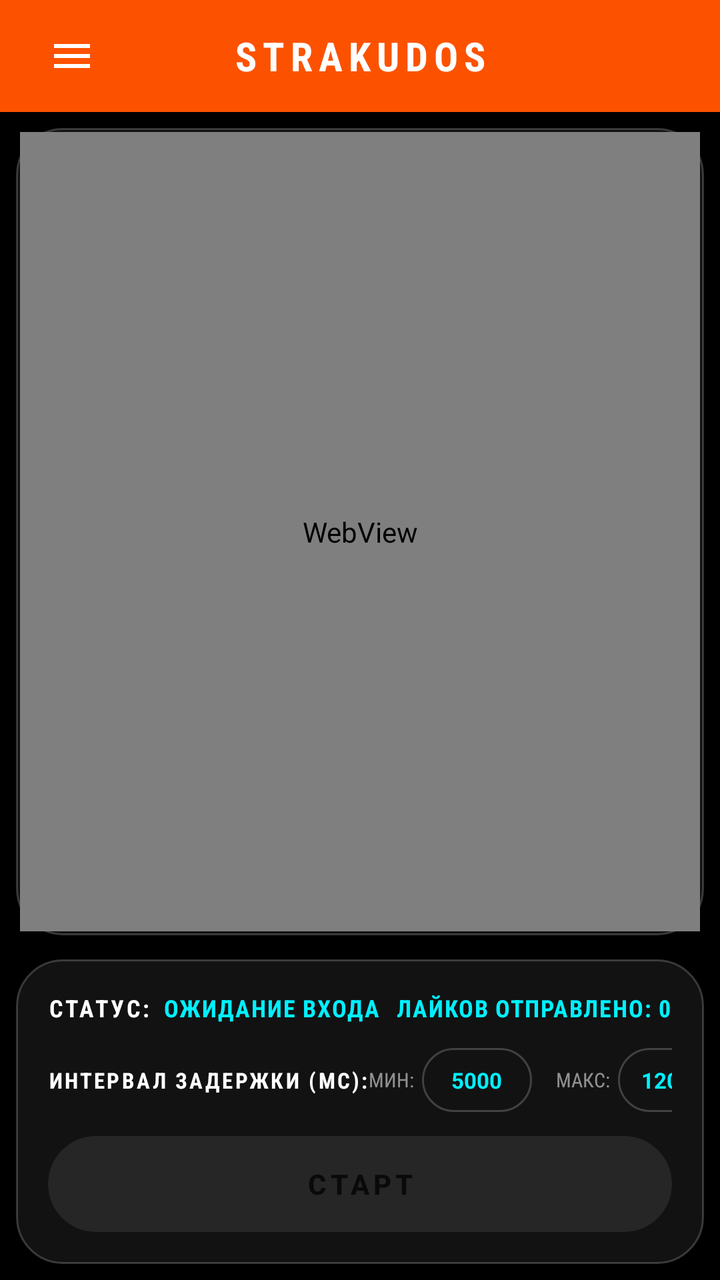
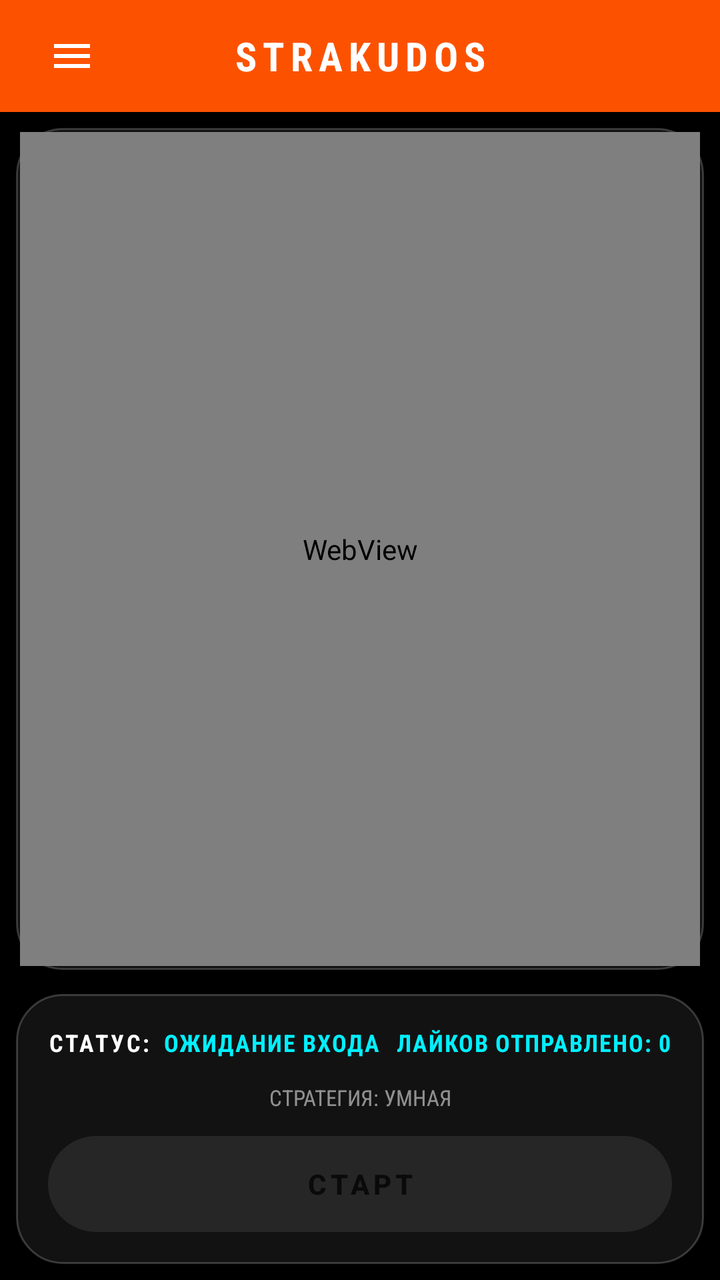

An Android layout rendered at two revisions. The XML below is the earlier revision; the diff shows what the commit changed to produce the second picture.
<!-- AndroidManifest.xml: application theme Theme.StravaKudos -->
<!-- res/layout/activity_main.xml -->
<?xml version="1.0" encoding="utf-8"?>
<androidx.drawerlayout.widget.DrawerLayout
    xmlns:android="http://schemas.android.com/apk/res/android"
    xmlns:app="http://schemas.android.com/apk/res-auto"
    android:id="@+id/drawerLayout"
    android:layout_width="match_parent"
    android:layout_height="match_parent"
    android:background="#000000">

    
    <LinearLayout
        android:layout_width="match_parent"
        android:layout_height="match_parent"
        android:orientation="vertical"
        android:background="#000000">

        
        <LinearLayout
            android:layout_width="match_parent"
            android:layout_height="56dp"
            android:orientation="horizontal"
            android:gravity="center_vertical"
            android:background="#FC5200"
            android:paddingStart="16dp"
            android:paddingEnd="16dp">

            <ImageButton
                android:id="@+id/btnMenu"
                android:layout_width="40dp"
                android:layout_height="40dp"
                android:background="?android:attr/selectableItemBackgroundBorderless"
                android:src="@drawable/ic_menu"
                android:tint="#FFFFFF"
                android:padding="8dp" />

            <TextView
                android:layout_width="0dp"
                android:layout_height="wrap_content"
                android:layout_weight="1"
                android:text="STRAKUDOS"
                android:textColor="#FFFFFF"
                android:textStyle="bold"
                android:textSize="20sp"
                android:gravity="center"
                android:fontFamily="sans-serif-condensed"
                android:letterSpacing="0.15" />

            <View
                android:layout_width="40dp"
                android:layout_height="40dp" />
        </LinearLayout>

        
        <LinearLayout
            android:layout_width="match_parent"
            android:layout_height="0dp"
            android:layout_weight="1"
            android:orientation="vertical"
            android:padding="8dp">

        
        <FrameLayout
            android:layout_width="match_parent"
            android:layout_height="0dp"
            android:layout_weight="1"
            android:background="@drawable/card_glass_bg"
            android:layout_marginBottom="12dp"
            android:padding="2dp">

            <android.webkit.WebView
                android:id="@+id/webView"
                android:layout_width="match_parent"
                android:layout_height="match_parent" />

            <View
                android:id="@+id/touchOverlay"
                android:layout_width="match_parent"
                android:layout_height="match_parent"
                android:background="#2200F0FF"
                android:visibility="gone"
                android:clickable="true"
                android:focusable="true" />
        </FrameLayout>

        
        <LinearLayout
            android:layout_width="match_parent"
            android:layout_height="wrap_content"
            android:background="@drawable/card_glass_bg"
            android:orientation="vertical"
            android:padding="16dp">

            
            <LinearLayout
                android:layout_width="match_parent"
                android:layout_height="wrap_content"
                android:orientation="horizontal"
                android:gravity="center_vertical"
                android:layout_marginBottom="12dp">

                <TextView
                    android:layout_width="wrap_content"
                    android:layout_height="wrap_content"
                    android:text="СТАТУС:"
                    android:textColor="#FFFFFF"
                    android:textStyle="bold"
                    android:fontFamily="sans-serif-condensed"
                    android:textSize="12sp"
                    android:letterSpacing="0.1" />

                <TextView
                    android:id="@+id/tvStatus"
                    android:layout_width="0dp"
                    android:layout_height="wrap_content"
                    android:layout_weight="1"
                    android:layout_marginStart="6dp"
                    android:text="ОЖИДАНИЕ ВХОДА"
                    android:textColor="#00F0FF"
                    android:textStyle="bold"
                    android:fontFamily="sans-serif-condensed"
                    android:textSize="12sp"
                    android:letterSpacing="0.05" />

                <TextView
                    android:id="@+id/tvStats"
                    android:layout_width="wrap_content"
                    android:layout_height="wrap_content"
                    android:text="ЛАЙКОВ ОТПРАВЛЕНО: 0"
                    android:textColor="#00F0FF"
                    android:textStyle="bold"
                    android:fontFamily="sans-serif-condensed"
                    android:textSize="12sp"
                    android:letterSpacing="0.05" />
            </LinearLayout>

            
            <LinearLayout
                android:layout_width="match_parent"
                android:layout_height="wrap_content"
                android:orientation="horizontal"
                android:gravity="center_vertical"
                android:layout_marginBottom="12dp">

                <TextView
                    android:layout_width="wrap_content"
                    android:layout_height="wrap_content"
                    android:text="ИНТЕРВАЛ ЗАДЕРЖКИ (МС):"
                    android:textColor="#FFFFFF"
                    android:textStyle="bold"
                    android:fontFamily="sans-serif-condensed"
                    android:textSize="11sp"
                    android:letterSpacing="0.1" />

                <View
                    android:layout_width="0dp"
                    android:layout_height="0dp"
                    android:layout_weight="1" />

                <TextView
                    android:layout_width="wrap_content"
                    android:layout_height="wrap_content"
                    android:text="МИН:"
                    android:textColor="#88FFFFFF"
                    android:fontFamily="sans-serif-condensed"
                    android:textSize="10sp"
                    android:layout_marginEnd="4dp" />

                <EditText
                    android:id="@+id/etMinDelay"
                    android:layout_width="55dp"
                    android:layout_height="32dp"
                    android:background="@drawable/card_glass_bg"
                    android:gravity="center"
                    android:inputType="number"
                    android:text="5000"
                    android:textColor="#00F0FF"
                    android:textStyle="bold"
                    android:textSize="11sp"
                    android:padding="2dp" />

                <TextView
                    android:layout_width="wrap_content"
                    android:layout_height="wrap_content"
                    android:text="МАКС:"
                    android:textColor="#88FFFFFF"
                    android:fontFamily="sans-serif-condensed"
                    android:textSize="10sp"
                    android:layout_marginStart="12dp"
                    android:layout_marginEnd="4dp" />

                <EditText
                    android:id="@+id/etMaxDelay"
                    android:layout_width="55dp"
                    android:layout_height="32dp"
                    android:background="@drawable/card_glass_bg"
                    android:gravity="center"
                    android:inputType="number"
                    android:text="12000"
                    android:textColor="#00F0FF"
                    android:textStyle="bold"
                    android:textSize="11sp"
                    android:padding="2dp" />
            </LinearLayout>

            
            <Button
                android:id="@+id/btnToggle"
                android:layout_width="match_parent"
                android:layout_height="48dp"
                android:background="@drawable/btn_primary_bg"
                android:enabled="false"
                android:alpha="0.4"
                android:text="СТАРТ"
                android:textColor="#000000"
                android:textStyle="bold"
                android:textSize="14sp"
                android:letterSpacing="0.15"
                android:padding="0dp" />
        </LinearLayout>
        </LinearLayout>
    </LinearLayout>

    
    <com.google.android.material.navigation.NavigationView
        android:id="@+id/navigationView"
        android:layout_width="280dp"
        android:layout_height="match_parent"
        android:layout_gravity="start"
        android:background="#0A0A0A"
        app:itemTextColor="#FFFFFF"
        app:itemIconTint="#FFFFFF"
        app:itemTextAppearance="@style/NavMenuText"
        app:headerLayout="@layout/nav_header"
        app:menu="@menu/nav_menu" />

</androidx.drawerlayout.widget.DrawerLayout>
<!-- res/layout/nav_header.xml (included above) -->
<?xml version="1.0" encoding="utf-8"?>
<LinearLayout xmlns:android="http://schemas.android.com/apk/res/android"
    android:layout_width="match_parent"
    android:layout_height="wrap_content"
    android:background="#0A0A0A"
    android:orientation="vertical"
    android:padding="24dp">

    <TextView
        android:layout_width="match_parent"
        android:layout_height="wrap_content"
        android:text="STRAKUDOS"
        android:textColor="#00F0FF"
        android:textStyle="bold"
        android:textSize="24sp"
        android:fontFamily="sans-serif-condensed"
        android:letterSpacing="0.15" />

    <TextView
        android:layout_width="match_parent"
        android:layout_height="wrap_content"
        android:layout_marginTop="4dp"
        android:text="Автоматизация лайков Strava"
        android:textColor="#88FFFFFF"
        android:textSize="12sp"
        android:fontFamily="sans-serif-condensed" />

    <View
        android:layout_width="match_parent"
        android:layout_height="1dp"
        android:layout_marginTop="16dp"
        android:background="#33FFFFFF" />

</LinearLayout>
<!-- resources referenced by this layout -->
<resources>
  <!-- drawable btn_primary_bg (drawable) -->
  <?xml version="1.0" encoding="utf-8"?>
  <selector xmlns:android="http://schemas.android.com/apk/res/android">
      <item android:state_enabled="false">
          <shape android:shape="rectangle">
              <solid android:color="#444444" />
              <corners android:radius="9999dp" />
          </shape>
      </item>
      <item android:state_pressed="true">
          <shape android:shape="rectangle">
              <solid android:color="#00D0E0" /> 
              <corners android:radius="9999dp" />
          </shape>
      </item>
      <item>
          <shape android:shape="rectangle">
              <solid android:color="#FFFFFF" /> 
              <corners android:radius="9999dp" />
              <stroke
                  android:width="1dp"
                  android:color="#00F0FF" /> 
          </shape>
      </item>
  </selector>
  <!-- drawable card_glass_bg (drawable) -->
  <?xml version="1.0" encoding="utf-8"?>
  <shape xmlns:android="http://schemas.android.com/apk/res/android"
      android:shape="rectangle">
      <solid android:color="#121212" /> 
      <corners android:radius="23dp" />
      <stroke
          android:width="1dp"
          android:color="#33FFFFFF" /> 
  </shape>
  <!-- drawable ic_menu (drawable) -->
  <?xml version="1.0" encoding="utf-8"?>
  <vector xmlns:android="http://schemas.android.com/apk/res/android"
      android:width="24dp"
      android:height="24dp"
      android:viewportWidth="24"
      android:viewportHeight="24">
      <path
          android:fillColor="#FFFFFF"
          android:pathData="M3,18h18v-2L3,16v2zM3,13h18v-2L3,11v2zM3,6v2h18L21,6L3,6z" />
  </vector>
  <style name="NavMenuText" parent="TextAppearance.Material3.BodyLarge">
          <item name="android:textSize">16sp</item>
          <item name="android:textColor">#FFFFFF</item>
      </style>
  <style name="Theme.StravaKudos" parent="Theme.Material3.DayNight.NoActionBar">
          <item name="colorPrimary">#FC5200</item>
          <item name="colorSecondary">#E64A19</item>
          <item name="android:statusBarColor">#FC5200</item>
      </style>
</resources>

<!-- the commit's change to res/layout/activity_main.xml (unified diff, before → after) -->
@@ -134,73 +134,16 @@
             </LinearLayout>
 
             
-            <LinearLayout
+            <TextView
+                android:id="@+id/tvStrategy"
                 android:layout_width="match_parent"
                 android:layout_height="wrap_content"
-                android:orientation="horizontal"
-                android:gravity="center_vertical"
-                android:layout_marginBottom="12dp">
-
-                <TextView
-                    android:layout_width="wrap_content"
-                    android:layout_height="wrap_content"
-                    android:text="ИНТЕРВАЛ ЗАДЕРЖКИ (МС):"
-                    android:textColor="#FFFFFF"
-                    android:textStyle="bold"
-                    android:fontFamily="sans-serif-condensed"
-                    android:textSize="11sp"
-                    android:letterSpacing="0.1" />
-
-                <View
-                    android:layout_width="0dp"
-                    android:layout_height="0dp"
-                    android:layout_weight="1" />
-
-                <TextView
-                    android:layout_width="wrap_content"
-                    android:layout_height="wrap_content"
-                    android:text="МИН:"
-                    android:textColor="#88FFFFFF"
-                    android:fontFamily="sans-serif-condensed"
-                    android:textSize="10sp"
-                    android:layout_marginEnd="4dp" />
-
-                <EditText
-                    android:id="@+id/etMinDelay"
-                    android:layout_width="55dp"
-                    android:layout_height="32dp"
-                    android:background="@drawable/card_glass_bg"
-                    android:gravity="center"
-                    android:inputType="number"
-                    android:text="5000"
-                    android:textColor="#00F0FF"
-                    android:textStyle="bold"
-                    android:textSize="11sp"
-                    android:padding="2dp" />
-
-                <TextView
-                    android:layout_width="wrap_content"
-                    android:layout_height="wrap_content"
-                    android:text="МАКС:"
-                    android:textColor="#88FFFFFF"
-                    android:fontFamily="sans-serif-condensed"
-                    android:textSize="10sp"
-                    android:layout_marginStart="12dp"
-                    android:layout_marginEnd="4dp" />
-
-                <EditText
-                    android:id="@+id/etMaxDelay"
-                    android:layout_width="55dp"
-                    android:layout_height="32dp"
-                    android:background="@drawable/card_glass_bg"
-                    android:gravity="center"
-                    android:inputType="number"
-                    android:text="12000"
-                    android:textColor="#00F0FF"
-                    android:textStyle="bold"
-                    android:textSize="11sp"
-                    android:padding="2dp" />
-            </LinearLayout>
+                android:text="СТРАТЕГИЯ: УМНАЯ"
+                android:textColor="#88FFFFFF"
+                android:textSize="11sp"
+                android:fontFamily="sans-serif-condensed"
+                android:layout_marginBottom="12dp"
+                android:gravity="center" />
 
             
             <Button
